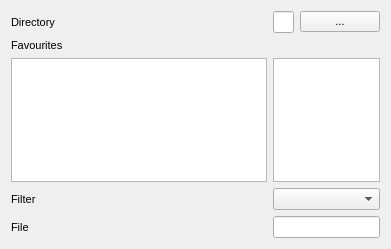
trisyoungs/aten, file src/gui/fileselectorwidget.ui: the form before one commit.
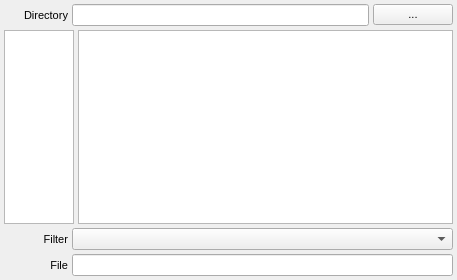
The form after the commit.

Diff of the .ui file:
```diff
--- a/src/gui/fileselectorwidget.ui
+++ b/src/gui/fileselectorwidget.ui
@@ -6,8 +6,8 @@
    <rect>
     <x>0</x>
     <y>0</y>
-    <width>390</width>
-    <height>249</height>
+    <width>457</width>
+    <height>280</height>
    </rect>
   </property>
   <property name="font">
@@ -18,42 +18,89 @@
   <property name="windowTitle">
    <string>Form</string>
   </property>
-  <layout class="QGridLayout" name="gridLayout" columnstretch="1,5,1">
-   <property name="sizeConstraint">
-    <enum>QLayout::SetMinimumSize</enum>
+  <layout class="QVBoxLayout" name="verticalLayout">
+   <property name="spacing">
+    <number>4</number>
    </property>
-   <item row="2" column="0">
-    <widget class="QListWidget" name="FavouritesView">
+   <property name="leftMargin">
+    <number>4</number>
+   </property>
+   <property name="topMargin">
+    <number>4</number>
+   </property>
+   <property name="rightMargin">
+    <number>4</number>
+   </property>
+   <property name="bottomMargin">
+    <number>4</number>
+   </property>
+   <item>
+    <layout class="QHBoxLayout" name="horizontalLayout_2">
+     <property name="spacing">
+      <number>4</number>
+     </property>
+     <item>
+      <widget class="QLabel" name="DirectoryLabel">
      <property name="sizePolicy">
-      <sizepolicy hsizetype="Minimum" vsizetype="Expanding">
+        <sizepolicy hsizetype="Minimum" vsizetype="Preferred">
        <horstretch>0</horstretch>
        <verstretch>0</verstretch>
       </sizepolicy>
      </property>
-     <property name="maximumSize">
+       <property name="minimumSize">
       <size>
-       <width>167889</width>
-       <height>16777215</height>
-      </size>
-     </property>
-     <property name="editTriggers">
-      <set>QAbstractItemView::NoEditTriggers</set>
-     </property>
-     <property name="showDropIndicator" stdset="0">
-      <bool>false</bool>
-     </property>
-     <property name="alternatingRowColors">
-      <bool>true</bool>
+         <width>64</width>
+         <height>0</height>
+        </size>
+       </property>
+       <property name="text">
+        <string>Directory</string>
+       </property>
+       <property name="alignment">
+        <set>Qt::AlignRight|Qt::AlignTrailing|Qt::AlignVCenter</set>
      </property>
     </widget>
    </item>
-   <item row="0" column="1">
+     <item>
     <widget class="QLineEdit" name="DirectoryEdit"/>
    </item>
-   <item row="4" column="1" colspan="2">
-    <widget class="QLineEdit" name="FilesEdit"/>
-   </item>
-   <item row="2" column="1" colspan="2">
+     <item>
+      <widget class="QPushButton" name="DirectoryBrowseButton">
+       <property name="sizePolicy">
+        <sizepolicy hsizetype="Minimum" vsizetype="Fixed">
+         <horstretch>0</horstretch>
+         <verstretch>0</verstretch>
+        </sizepolicy>
+       </property>
+       <property name="text">
+        <string>...</string>
+       </property>
+      </widget>
+     </item>
+    </layout>
+   </item>
+   <item>
+    <layout class="QHBoxLayout" name="horizontalLayout">
+     <item>
+      <widget class="QTableWidget" name="FavouritesTable">
+       <property name="sizePolicy">
+        <sizepolicy hsizetype="Minimum" vsizetype="Expanding">
+         <horstretch>0</horstretch>
+         <verstretch>0</verstretch>
+        </sizepolicy>
+       </property>
+       <property name="sizeAdjustPolicy">
+        <enum>QAbstractScrollArea::AdjustToContents</enum>
+       </property>
+       <property name="selectionMode">
+        <enum>QAbstractItemView::SingleSelection</enum>
+       </property>
+       <attribute name="verticalHeaderVisible">
+        <bool>false</bool>
+       </attribute>
+      </widget>
+     </item>
+     <item>
     <widget class="QTableView" name="FileView">
      <property name="sizePolicy">
       <sizepolicy hsizetype="Expanding" vsizetype="Expanding">
@@ -87,69 +134,14 @@
      </attribute>
     </widget>
    </item>
-   <item row="0" column="0">
-    <widget class="QLabel" name="DirectoryLabel">
-     <property name="sizePolicy">
-      <sizepolicy hsizetype="Minimum" vsizetype="Preferred">
-       <horstretch>0</horstretch>
-       <verstretch>0</verstretch>
-      </sizepolicy>
-     </property>
-     <property name="text">
-      <string>Directory</string>
-     </property>
-    </widget>
+    </layout>
    </item>
-   <item row="0" column="2">
-    <widget class="QPushButton" name="DirectoryBrowseButton">
-     <property name="sizePolicy">
-      <sizepolicy hsizetype="Minimum" vsizetype="Fixed">
-       <horstretch>0</horstretch>
-       <verstretch>0</verstretch>
-      </sizepolicy>
+   <item>
+    <layout class="QHBoxLayout" name="horizontalLayout_3">
+     <property name="spacing">
+      <number>4</number>
      </property>
-     <property name="text">
-      <string>...</string>
-     </property>
-    </widget>
-   </item>
-   <item row="4" column="0">
-    <widget class="QLabel" name="FilesLabel">
-     <property name="sizePolicy">
-      <sizepolicy hsizetype="Minimum" vsizetype="Preferred">
-       <horstretch>0</horstretch>
-       <verstretch>0</verstretch>
-      </sizepolicy>
-     </property>
-     <property name="text">
-      <string>File</string>
-     </property>
-    </widget>
-   </item>
-   <item row="1" column="0">
-    <widget class="QLabel" name="FavouritesLabel">
-     <property name="sizePolicy">
-      <sizepolicy hsizetype="Minimum" vsizetype="Preferred">
-       <horstretch>0</horstretch>
-       <verstretch>0</verstretch>
-      </sizepolicy>
-     </property>
-     <property name="text">
-      <string>Favourites</string>
-     </property>
-    </widget>
-   </item>
-   <item row="3" column="1" colspan="2">
-    <widget class="QComboBox" name="FilterCombo">
-     <property name="sizePolicy">
-      <sizepolicy hsizetype="Expanding" vsizetype="Fixed">
-       <horstretch>0</horstretch>
-       <verstretch>0</verstretch>
-      </sizepolicy>
-     </property>
-    </widget>
-   </item>
-   <item row="3" column="0">
+     <item>
     <widget class="QLabel" name="FilterLabel">
      <property name="sizePolicy">
       <sizepolicy hsizetype="Minimum" vsizetype="Preferred">
@@ -157,10 +149,63 @@
        <verstretch>0</verstretch>
       </sizepolicy>
      </property>
+       <property name="minimumSize">
+        <size>
+         <width>64</width>
+         <height>0</height>
+        </size>
+       </property>
      <property name="text">
       <string>Filter</string>
      </property>
-    </widget>
+       <property name="alignment">
+        <set>Qt::AlignRight|Qt::AlignTrailing|Qt::AlignVCenter</set>
+       </property>
+      </widget>
+     </item>
+     <item>
+      <widget class="QComboBox" name="FilterCombo">
+       <property name="sizePolicy">
+        <sizepolicy hsizetype="Expanding" vsizetype="Fixed">
+         <horstretch>0</horstretch>
+         <verstretch>0</verstretch>
+        </sizepolicy>
+       </property>
+      </widget>
+     </item>
+    </layout>
+   </item>
+   <item>
+    <layout class="QHBoxLayout" name="horizontalLayout_4">
+     <property name="spacing">
+      <number>4</number>
+     </property>
+     <item>
+      <widget class="QLabel" name="FilesLabel">
+       <property name="sizePolicy">
+        <sizepolicy hsizetype="Minimum" vsizetype="Preferred">
+         <horstretch>0</horstretch>
+         <verstretch>0</verstretch>
+        </sizepolicy>
+       </property>
+       <property name="minimumSize">
+        <size>
+         <width>64</width>
+         <height>0</height>
+        </size>
+       </property>
+       <property name="text">
+        <string>File</string>
+       </property>
+       <property name="alignment">
+        <set>Qt::AlignRight|Qt::AlignTrailing|Qt::AlignVCenter</set>
+       </property>
+      </widget>
+     </item>
+     <item>
+      <widget class="QLineEdit" name="FilesEdit"/>
+     </item>
+    </layout>
    </item>
   </layout>
  </widget>
```
Lines whose indentation alone changed are shown as unchanged.
